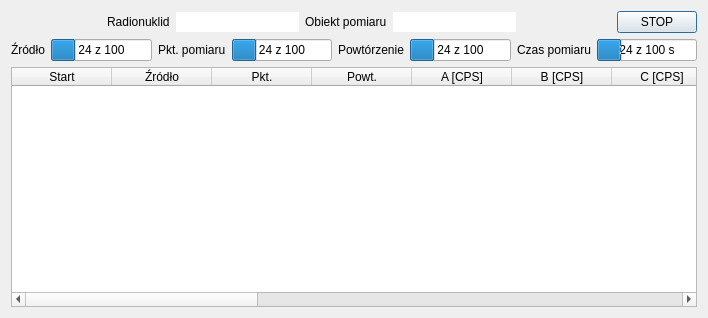
Before: the Qt Designer form UI/RecordTDK/measurementdialog.ui in ziemastz/SL, drawn with Qt 5.
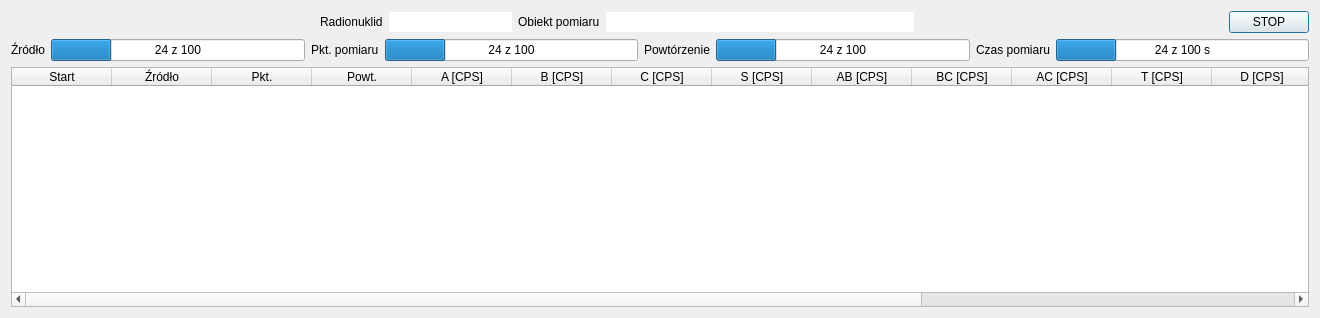
After: the same form once the commit is applied.

Diff of the .ui file:
```diff
--- a/UI/RecordTDK/measurementdialog.ui
+++ b/UI/RecordTDK/measurementdialog.ui
@@ -6,7 +6,7 @@
    <rect>
     <x>0</x>
     <y>0</y>
-    <width>708</width>
+    <width>1320</width>
     <height>318</height>
    </rect>
   </property>
```
